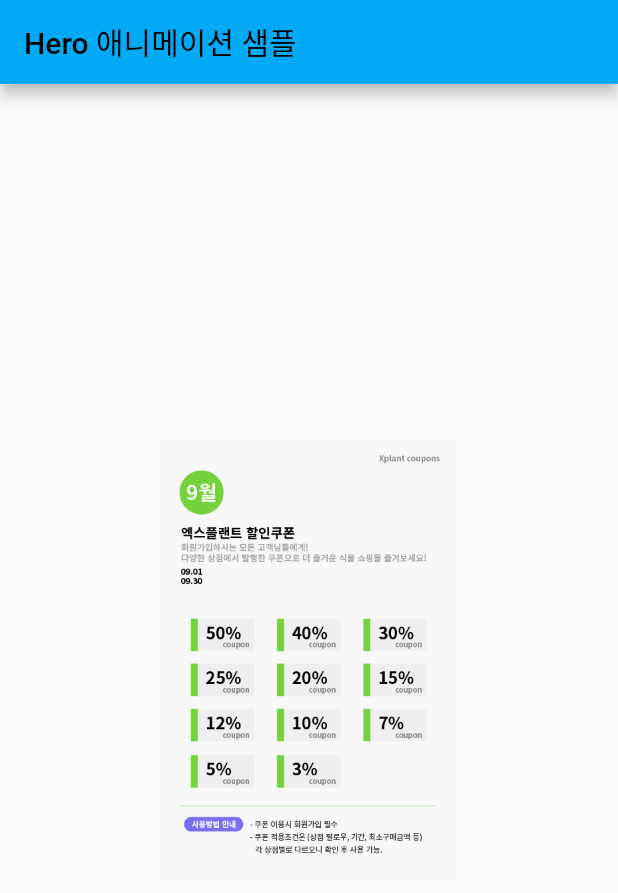
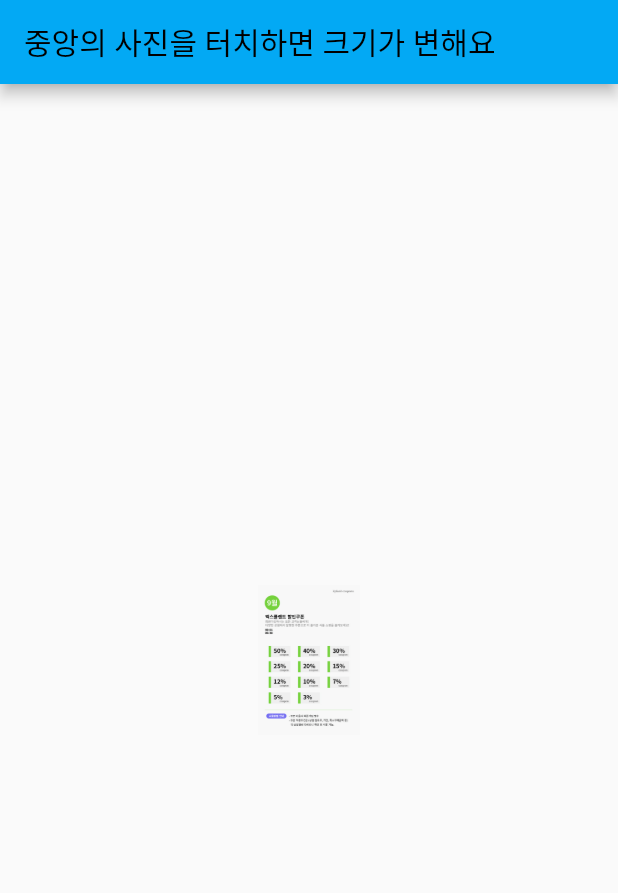
Before and after one commit to BOBODDO/Flutter_Study, a Flutter app: the screen it shows after launch, on a phone screen of 412 x 824 dp. Shown: the top 893 px of the screen. Run offline on Flutter 3.47's test engine with Material 2 defaults, Android fonts, the phone set to English and light mode, and no system bars.

Commit message:
AnimatedContainer을 통해 setState 호출시마다 애니메이션 적용

```diff
--- a/lib/main.dart
+++ b/lib/main.dart
@@ -1,3 +1,5 @@
+import 'dart:math';
+
 import 'package:flutter/material.dart';
 
 void main() {
@@ -19,52 +21,38 @@ class MyApp extends StatelessWidget {
   }
 }
 
-class MyHomePage extends StatelessWidget {
+class MyHomePage extends StatefulWidget {
   const MyHomePage({Key? key}) : super(key: key);
+
+  @override
+  State<MyHomePage> createState() => _MyHomePageState();
+}
+
+class _MyHomePageState extends State<MyHomePage> {
+  var _random_size = 100.0;
 
   @override
   Widget build(BuildContext context) {
     return Scaffold(
       appBar: AppBar(
-        title: Text('Hero 애니메이션 샘플'),
+        title: Text('중앙의 사진을 터치하면 크기가 변해요'),
       ),
       body: Center(
         child: InkWell(
-          onTap: () {
-            Navigator.push(context,
-                MaterialPageRoute(builder: (context) => HeroDetailPage()));
-          },
-          child: Hero(
-            tag: 'coupon',
-            child: Image.asset(
-              'assets/banner.jpeg',
-              width: 200,
-              height: 500,
-            ),
-          ),
-        ),
+            onTap: () {
+              final random = Random();
+              setState(() {
+                _random_size = random.nextInt(200).toDouble() + 100;
+              });
+            },
+            child: AnimatedContainer(
+              duration: Duration(milliseconds: 500),
+              width: _random_size,
+              height: _random_size,
+              child: Image.asset('assets/banner.jpeg'),
+              curve: Curves.fastOutSlowIn,
+            )),
       ),
     );
   }
 }
-
-class HeroDetailPage extends StatelessWidget {
-  const HeroDetailPage({Key? key}) : super(key: key);
-
-  @override
-  Widget build(BuildContext context) {
-    return Scaffold(
-      appBar: AppBar(
-        title: Text('Hero 애니메이션 샘플 - 디테일 화면'),
-      ),
-      body: Center(
-        child: Hero(
-          tag: 'coupon',
-          child: Image.asset(
-            'assets/banner.jpeg',
-          ),
-        ),
-      ),
-    );
-  }
-}
```
